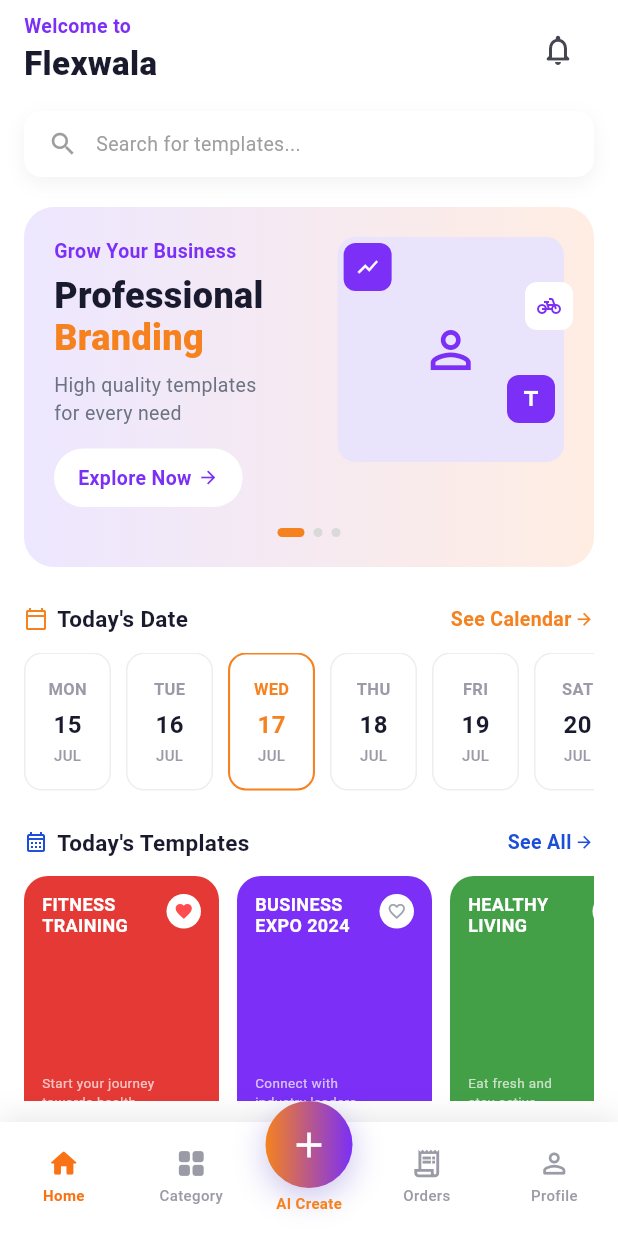
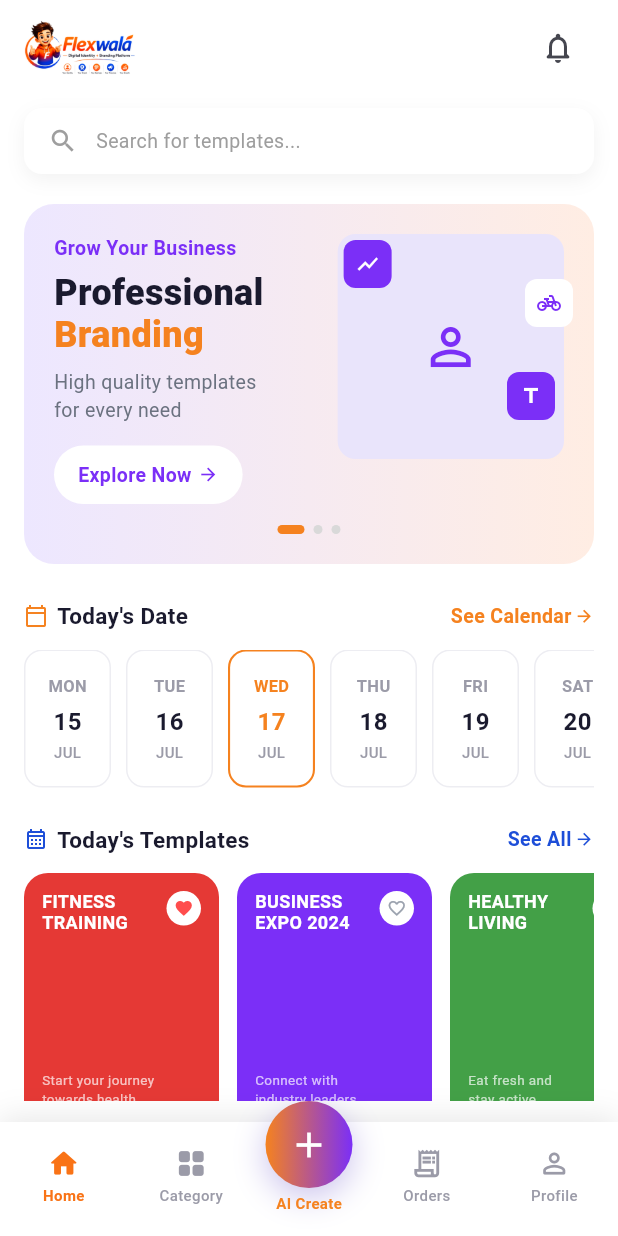
Before and after one commit to vivekgupta-tech/Flexwala, a Flutter app: the HomePage screen opened directly, on a phone screen of 412 x 824 dp. Run offline on Flutter 3.47's test engine with Material 3 defaults, Android fonts, the phone set to English and light mode, and no system bars; our stand-ins replace connectivity_plus, dio, equatable, flutter_bloc, flutter_secure_storage, get_it and 2 more; accounts and stored records are empty.

Commit message:
Replace Flutter logos and header text with custom brand assets
- Replace `FlutterLogo` with `assets/images/logopng.png` in `LoginPage` and `SplashPage`.
- Update `HomePage` header by replacing the text-based greeting with `assets/images/topappbarpng.png`.
- Adjust logo dimensions and scaling in authentication and splash screens.

```diff
--- a/lib/features/auth/presentation/pages/login_page.dart
+++ b/lib/features/auth/presentation/pages/login_page.dart
@@ -92,7 +92,11 @@ class _LoginPageState extends State<LoginPage> {
                             ),
                           ],
                         ),
-                        child: const FlutterLogo(size: 80), // Replace with actual logo
+                        child: Image.asset(
+                          'assets/images/logopng.png',
+                          width: 80,
+                          height: 80,
+                        ),
                       ),
                       const SizedBox(height: 20),
                       const Text(
--- a/lib/features/auth/presentation/pages/splash_page.dart
+++ b/lib/features/auth/presentation/pages/splash_page.dart
@@ -50,7 +50,11 @@ class _SplashPageState extends State<SplashPage> {
                 color: Colors.white,
                 shape: BoxShape.circle,
               ),
-              child: const FlutterLogo(size: 80),
+              child: Image.asset(
+                'assets/images/logopng.png',
+                width: 100,
+                height: 100,
+              ),
             ),
             const SizedBox(height: 24),
             const Text(
--- a/lib/features/home/presentation/home_page.dart
+++ b/lib/features/home/presentation/home_page.dart
@@ -115,12 +115,10 @@ class HomePage extends StatelessWidget {
       child: Row(
         mainAxisAlignment: MainAxisAlignment.spaceBetween,
         children: [
-          Column(
-            crossAxisAlignment: CrossAxisAlignment.start,
-            children: [
-              Text('Welcome to', style: AppTextStyles.bannerEyebrow),
-              Text('Flexwala', style: AppTextStyles.pageTitle),
-            ],
+          Image.asset(
+            'assets/images/topappbarpng.png',
+            height: 40,
+            fit: BoxFit.contain,
           ),
           IconButton(
             onPressed: () {},
```
